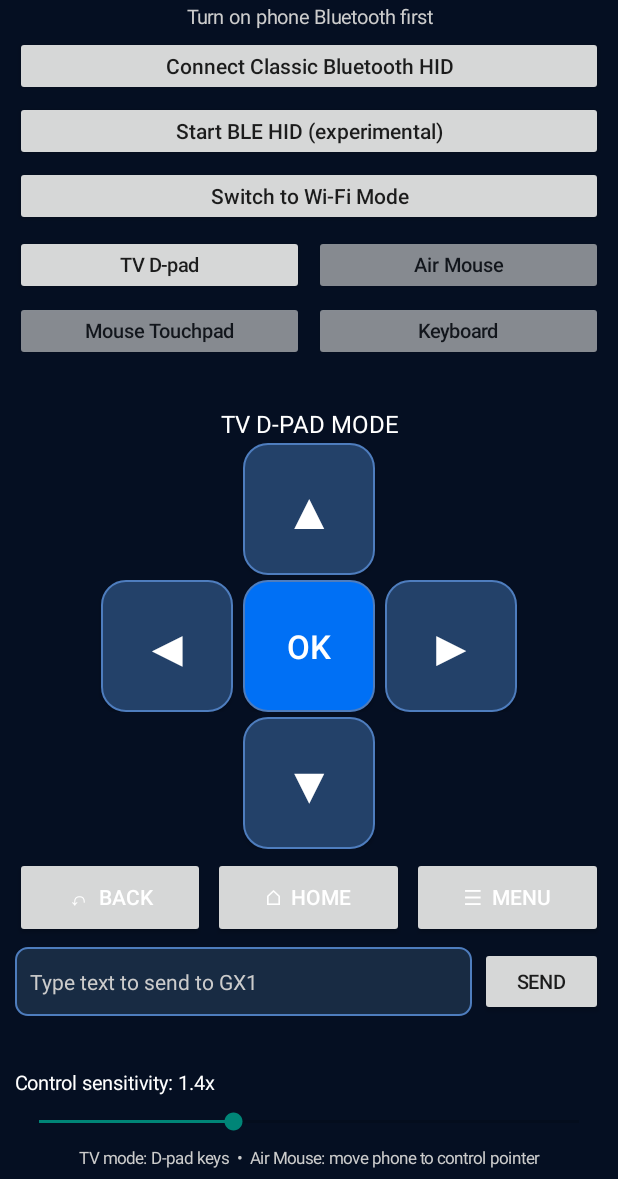
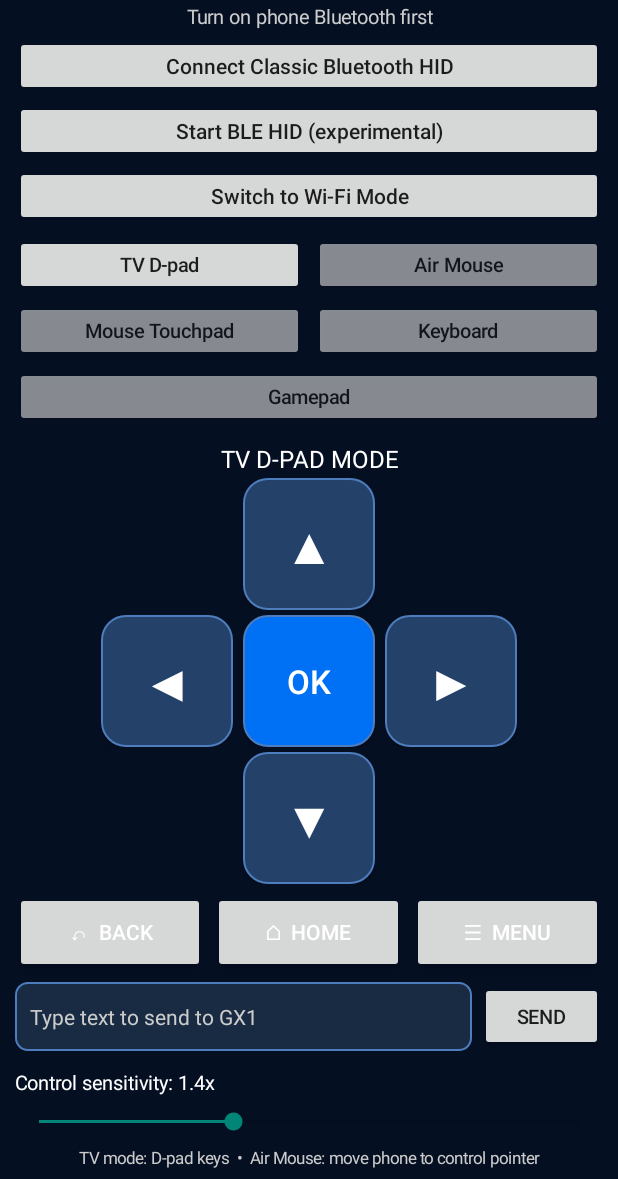
Before and after one commit to ff6locke/BTRemoteEX, an Android app: the screen it shows after launch (MainActivity), on a phone screen of 412 x 824 dp, the part 57-1236 px from its top. Run offline under Robolectric (Android 15) with nearby library versions, the phone set to English and light mode, and no system bars.

Commit message:
Show Bluetooth Gamepad mode and style it like SNES

```diff
--- a/app/src/main/java/com/ff6locke/btremoteex/MainActivity.kt
+++ b/app/src/main/java/com/ff6locke/btremoteex/MainActivity.kt
@@ -114,47 +114,57 @@ class MainActivity : Activity() {
   modeList=LinearLayout(this).apply{orientation=LinearLayout.VERTICAL;setPadding(0,dp(3),0,dp(3))}
   modeButtons=mutableListOf()
   val modeNames=listOf("TV D-pad","Air Mouse","Mouse Touchpad","Keyboard","Gamepad")
-  gamepadPanel=LinearLayout(this).apply{orientation=1;gravity=android.view.Gravity.CENTER;visibility=View.GONE}
+  gamepadPanel=LinearLayout(this).apply{orientation=1;gravity=android.view.Gravity.CENTER;visibility=View.GONE;setPadding(dp(12),dp(18),dp(12),dp(18));background=android.graphics.drawable.GradientDrawable().apply{cornerRadius=dp(26).toFloat();setColor(android.graphics.Color.rgb(204,199,222));setStroke(dp(2),android.graphics.Color.rgb(126,119,151))}}
+  val snesInk=android.graphics.Color.rgb(35,35,48)
   fun gameHoldButton(label:String,usage:Int,shade:Int):Button=Button(this).apply{
-   text=label;textSize=18f;isAllCaps=false;setTextColor(android.graphics.Color.WHITE);minHeight=dp(58);typeface=android.graphics.Typeface.DEFAULT_BOLD
-   background=android.graphics.drawable.GradientDrawable().apply{cornerRadius=dp(30).toFloat();setColor(shade);setStroke(dp(2),android.graphics.Color.rgb(120,160,205))}
+   text=label;textSize=18f;isAllCaps=false;setTextColor(if(label=="Y")snesInk else android.graphics.Color.WHITE);minHeight=dp(58);typeface=android.graphics.Typeface.DEFAULT_BOLD
+   elevation=dp(5).toFloat();stateListAnimator=null;setPadding(0,0,0,0)
+   background=android.graphics.drawable.GradientDrawable().apply{shape=android.graphics.drawable.GradientDrawable.OVAL;setColor(shade);setStroke(dp(2),android.graphics.Color.rgb(245,238,255))}
    setOnTouchListener{v,e->when(e.actionMasked){MotionEvent.ACTION_DOWN->{v.isPressed=true;heldKey(usage,true);true};MotionEvent.ACTION_UP,MotionEvent.ACTION_CANCEL->{v.isPressed=false;heldKey(usage,false);true};else->true}}
   }
   val gameTop=LinearLayout(this).apply{gravity=android.view.Gravity.CENTER}
   val gameDpad=LinearLayout(this).apply{orientation=1;gravity=android.view.Gravity.CENTER}
-  gameDpad.addView(gameHoldButton("▲",0x52,android.graphics.Color.rgb(40,70,105)),LinearLayout.LayoutParams(dp(60),dp(58)))
+  gameDpad.addView(gameHoldButton("▲",0x52,android.graphics.Color.rgb(48,48,58)),LinearLayout.LayoutParams(dp(60),dp(58)))
   val gameLR=LinearLayout(this).apply{gravity=android.view.Gravity.CENTER}
-  gameLR.addView(gameHoldButton("◀",0x50,android.graphics.Color.rgb(40,70,105)),LinearLayout.LayoutParams(dp(58),dp(60)))
+  gameLR.addView(gameHoldButton("◀",0x50,android.graphics.Color.rgb(48,48,58)),LinearLayout.LayoutParams(dp(58),dp(60)))
   gameLR.addView(View(this),LinearLayout.LayoutParams(dp(36),dp(36)))
-  gameLR.addView(gameHoldButton("▶",0x4F,android.graphics.Color.rgb(40,70,105)),LinearLayout.LayoutParams(dp(58),dp(60)))
+  gameLR.addView(gameHoldButton("▶",0x4F,android.graphics.Color.rgb(48,48,58)),LinearLayout.LayoutParams(dp(58),dp(60)))
   gameDpad.addView(gameLR)
-  gameDpad.addView(gameHoldButton("▼",0x51,android.graphics.Color.rgb(40,70,105)),LinearLayout.LayoutParams(dp(60),dp(58)))
+  gameDpad.addView(gameHoldButton("▼",0x51,android.graphics.Color.rgb(48,48,58)),LinearLayout.LayoutParams(dp(60),dp(58)))
   gameTop.addView(gameDpad,LinearLayout.LayoutParams(0,-2,1f))
   val faceButtons=LinearLayout(this).apply{orientation=1;gravity=android.view.Gravity.CENTER}
   val xy=LinearLayout(this).apply{gravity=android.view.Gravity.CENTER}
-  xy.addView(gameHoldButton("Y",0x1C,android.graphics.Color.rgb(35,110,70)),LinearLayout.LayoutParams(dp(60),dp(60)).apply{rightMargin=dp(8)})
-  xy.addView(gameHoldButton("X",0x1B,android.graphics.Color.rgb(35,110,70)),LinearLayout.LayoutParams(dp(60),dp(60)))
+  xy.addView(gameHoldButton("Y",0x1C,android.graphics.Color.rgb(255,211,48)),LinearLayout.LayoutParams(dp(60),dp(60)).apply{rightMargin=dp(8)})
+  xy.addView(gameHoldButton("X",0x1B,android.graphics.Color.rgb(45,112,220)),LinearLayout.LayoutParams(dp(60),dp(60)))
   val ba=LinearLayout(this).apply{gravity=android.view.Gravity.CENTER}
-  ba.addView(gameHoldButton("B",0x1D,android.graphics.Color.rgb(35,110,70)),LinearLayout.LayoutParams(dp(60),dp(60)).apply{rightMargin=dp(8)})
-  ba.addView(gameHoldButton("A",0x1A,android.graphics.Color.rgb(35,110,70)),LinearLayout.LayoutParams(dp(60),dp(60)))
+  ba.addView(gameHoldButton("B",0x1D,android.graphics.Color.rgb(220,49,62)),LinearLayout.LayoutParams(dp(60),dp(60)).apply{rightMargin=dp(8)})
+  ba.addView(gameHoldButton("A",0x1A,android.graphics.Color.rgb(45,160,91)),LinearLayout.LayoutParams(dp(60),dp(60)))
   faceButtons.addView(xy);faceButtons.addView(ba,LinearLayout.LayoutParams(-2,-2).apply{topMargin=dp(8)})
   gameTop.addView(faceButtons,LinearLayout.LayoutParams(0,-2,1f))
   gamepadPanel.addView(gameTop)
   val ss=LinearLayout(this).apply{gravity=android.view.Gravity.CENTER}
   ss.addView(gameHoldButton("SELECT",0x2D,android.graphics.Color.rgb(70,75,90)),LinearLayout.LayoutParams(dp(92),dp(46)).apply{rightMargin=dp(20)})
   ss.addView(gameHoldButton("START",0x28,android.graphics.Color.rgb(70,75,90)),LinearLayout.LayoutParams(dp(92),dp(46)))
-  gamepadPanel.addView(ss,LinearLayout.LayoutParams(-1,-2).apply{topMargin=dp(16)})
-    for(rowIndex in 0..1){
+  gamepadPanel.addView(ss,LinearLayout.LayoutParams(-1,-2).apply{topMargin=dp(20)})
+  ss.background=android.graphics.drawable.GradientDrawable().apply{cornerRadius=dp(24).toFloat();setColor(android.graphics.Color.rgb(177,170,198))}
+  ss.setPadding(dp(12),dp(8),dp(12),dp(8))
+  for(rowIndex in 0..2){
    val row=LinearLayout(this).apply{orientation=LinearLayout.HORIZONTAL;gravity=android.view.Gravity.CENTER}
-   for(colIndex in 0..1){
-    val index=rowIndex*2+colIndex
-    val b=Button(this).apply{text=modeNames[index];textSize=13f;isAllCaps=false;minHeight=dp(38);setOnClickListener{setMode(index)}}
+   if(rowIndex<2){
+    for(colIndex in 0..1){
+     val index=rowIndex*2+colIndex
+     val b=Button(this).apply{text=modeNames[index];textSize=13f;isAllCaps=false;minHeight=dp(38);setOnClickListener{setMode(index)}}
+     modeButtons.add(b)
+     row.addView(b,LinearLayout.LayoutParams(0,dp(40),1f).apply{if(colIndex==0)rightMargin=dp(3) else leftMargin=dp(3)})
+    }
+   }else{
+    val b=Button(this).apply{text=modeNames[4];textSize=13f;isAllCaps=false;minHeight=dp(38);setOnClickListener{setMode(4)}}
     modeButtons.add(b)
-    row.addView(b,LinearLayout.LayoutParams(0,dp(40),1f).apply{if(colIndex==0)rightMargin=dp(3) else leftMargin=dp(3)})
+    row.addView(b,LinearLayout.LayoutParams(-1,dp(40)))
    }
-   modeList.addView(row,LinearLayout.LayoutParams(-1,dp(42)).apply{if(rowIndex==1)topMargin=dp(2)})
+   modeList.addView(row,LinearLayout.LayoutParams(-1,dp(42)).apply{if(rowIndex>0)topMargin=dp(2)})
   }
-  root.addView(modeList,LinearLayout.LayoutParams(-1,dp(86)).apply{topMargin=dp(2);bottomMargin=dp(2)})
+  root.addView(modeList,LinearLayout.LayoutParams(-1,dp(132)).apply{topMargin=dp(2);bottomMargin=dp(2)})
   contentHost=FrameLayout(this)
   contentHost.addView(gamepadPanel,FrameLayout.LayoutParams(-1,-1))
   airPanel=LinearLayout(this).apply{orientation=1;gravity=android.view.Gravity.CENTER}
```
